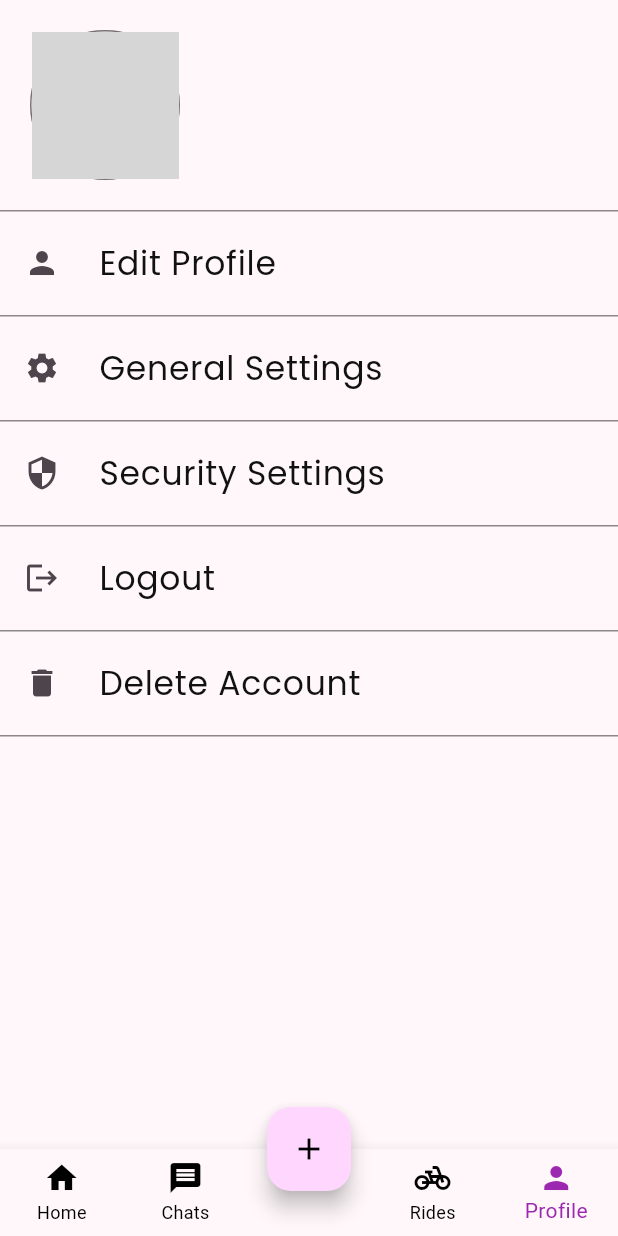
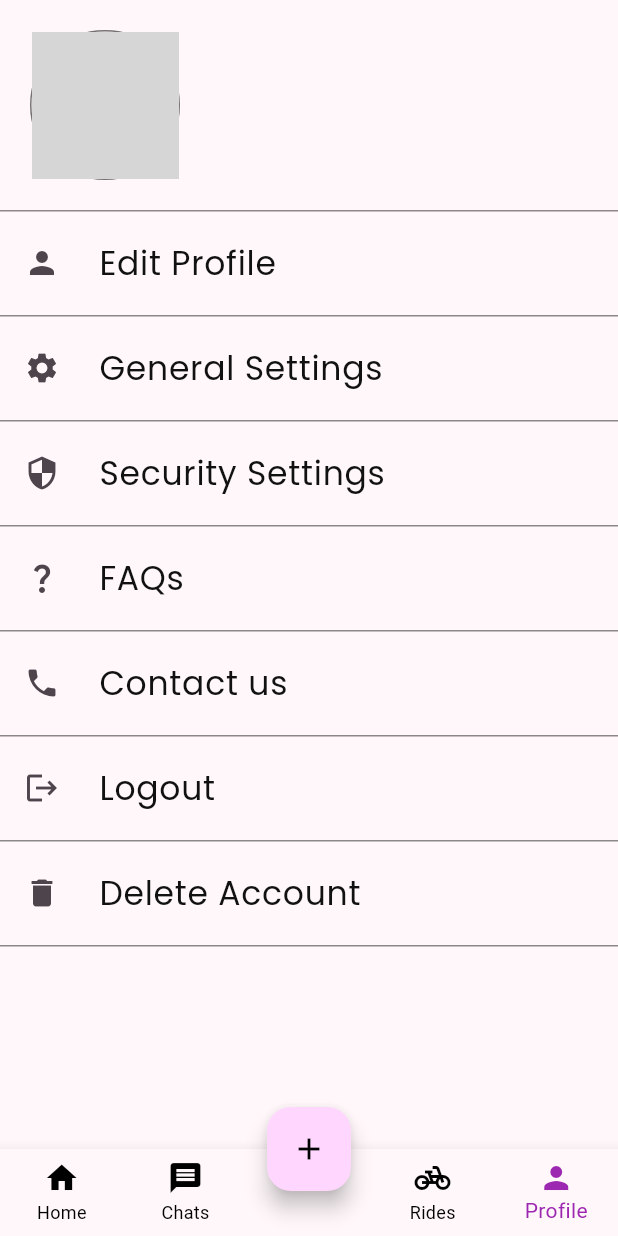
Before and after one commit to atnakayrus/shared_commute, a Flutter app: the screen it shows once a user with an empty profile is signed in, item 5 of the bottom bar chosen, on a phone screen of 412 x 824 dp. Run offline on Flutter 3.47's test engine with Material 3 defaults, Android fonts, the phone set to English and light mode, and no system bars; our stand-ins replace cloud_firestore, firebase_auth, firebase_core, fluttertoast, google_fonts; accounts and stored records are empty; network calls fail; grey boxes are pictures that could not be loaded.

Commit message:
chats completed

```diff
--- a/lib/views/pages/home_wrapper/chats_page/widgets/chat_tile.dart
+++ b/lib/views/pages/home_wrapper/chats_page/widgets/chat_tile.dart
@@ -31,7 +31,7 @@ class ChatTile extends StatelessWidget {
         }
       },
       child: Container(
-        padding: const EdgeInsets.fromLTRB(20, 20, 0, 20),
+        padding: const EdgeInsets.only(top: 20),
         child: ListTile(
           leading: SizedBox(
             height: Appstyle().scChatIconSize,
--- a/lib/views/pages/home_wrapper/profile_page/profile_page.dart
+++ b/lib/views/pages/home_wrapper/profile_page/profile_page.dart
@@ -42,6 +42,20 @@ class _ProfilePageState extends State<ProfilePage> {
               ),
               ScTextButton(
                 onTap: () {
+                  // TODO: open the edit page here
+                },
+                text: "FAQs",
+                icon: Icons.question_mark,
+              ),
+              ScTextButton(
+                onTap: () {
+                  // TODO: open the edit page here
+                },
+                text: "Contact us",
+                icon: Icons.phone,
+              ),
+              ScTextButton(
+                onTap: () {
                   UserAuthController().userSignout();
                 },
                 text: "Logout",
```
Also changed, not shown: lib/views/pages/home_wrapper/chats_page/chat_page/chat_page.dart (+16 -3 lines), lib/views/pages/home_wrapper/chats_page/widgets/message_tile.dart (+9 -2 lines).
